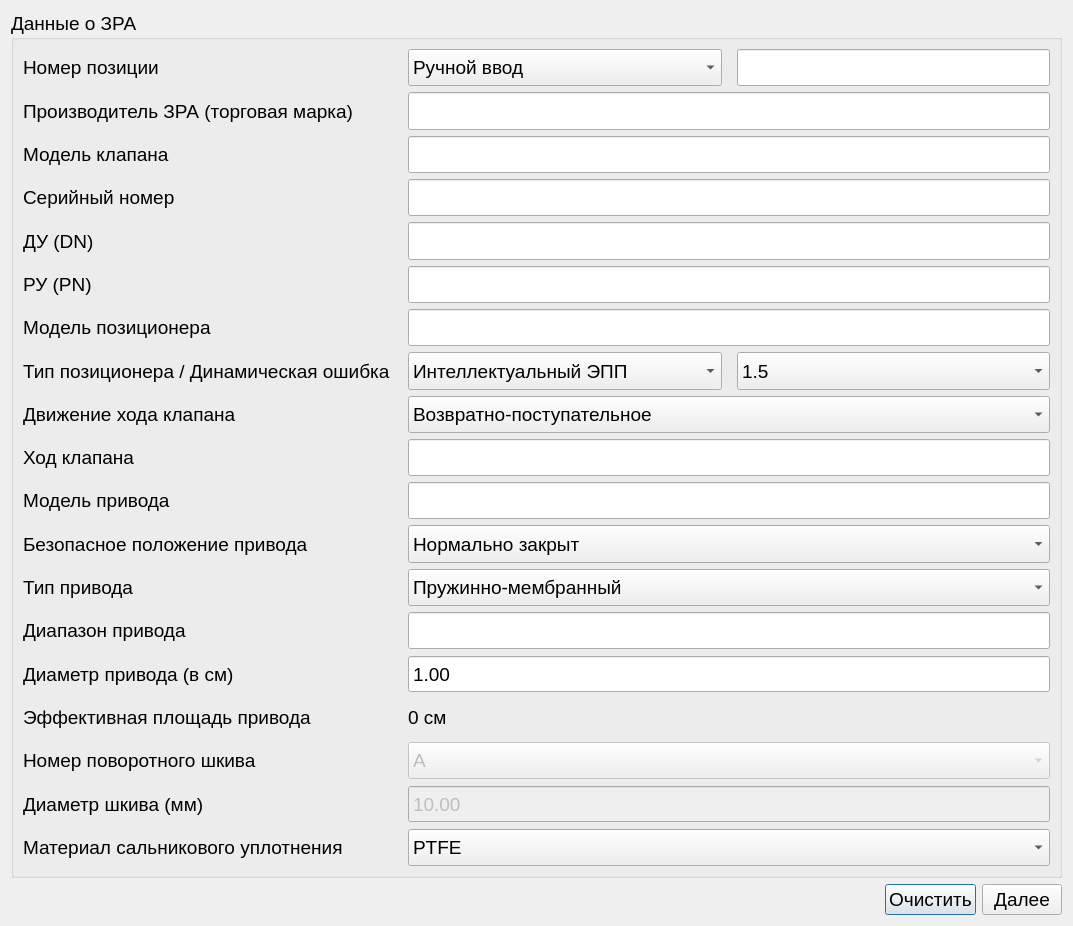
Before: the Qt Designer form ValveWindow.ui in Rekvim/MpiSki, drawn with Qt 5.
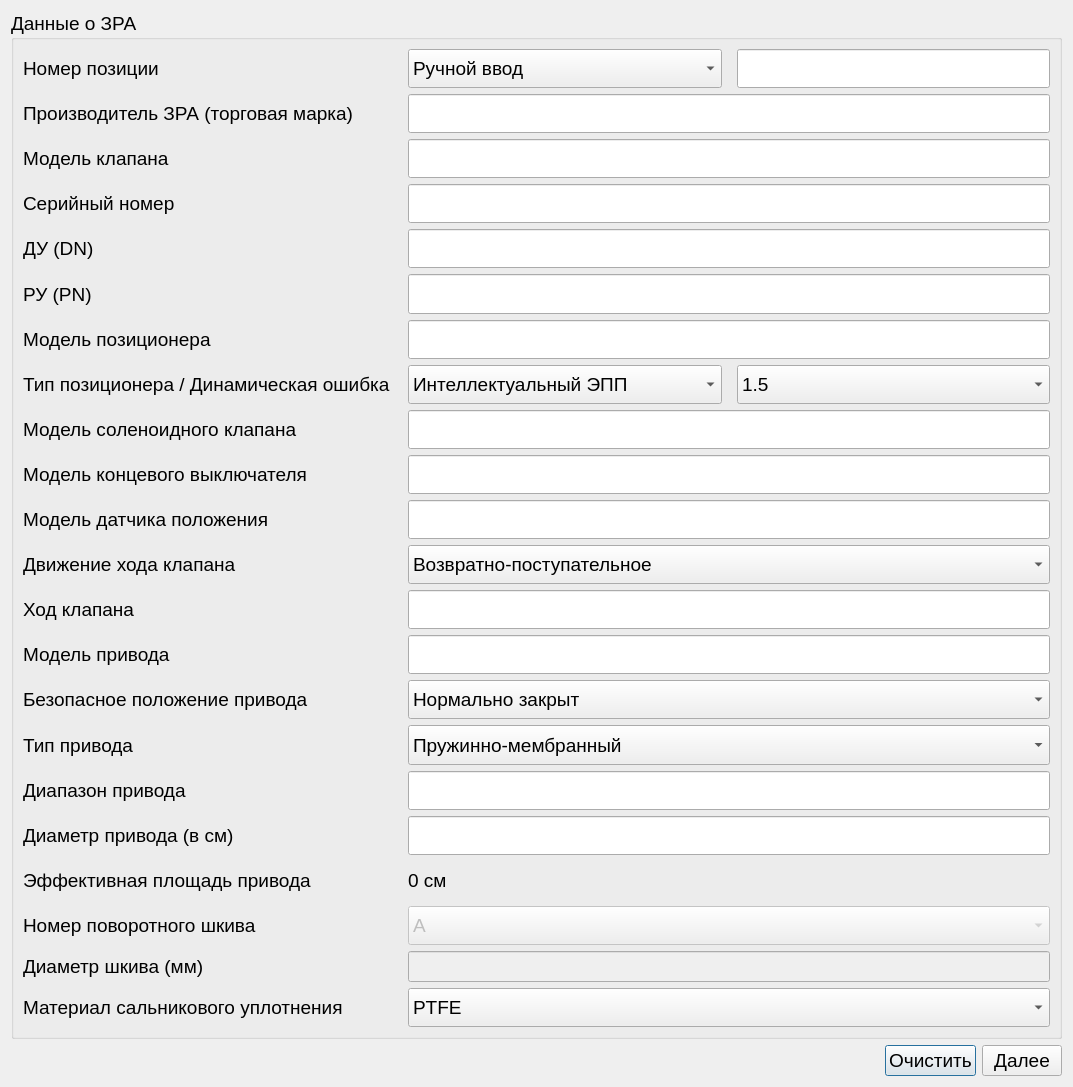
After: the same form once the commit is applied.

Diff of the .ui file:
```diff
--- a/ValveWindow.ui
+++ b/ValveWindow.ui
@@ -7,7 +7,7 @@
     <x>0</x>
     <y>0</y>
     <width>1073</width>
-    <height>926</height>
+    <height>1087</height>
    </rect>
   </property>
   <property name="sizePolicy">
@@ -567,6 +567,186 @@
         </item>
        </layout>
       </item>
+      <item>
+       <layout class="QHBoxLayout" name="horizontalLayout_solenoidValveModel">
+        <property name="spacing">
+         <number>15</number>
+        </property>
+        <item>
+         <widget class="QLabel" name="label_solenoidValveModel">
+          <property name="sizePolicy">
+           <sizepolicy hsizetype="Expanding" vsizetype="Preferred">
+            <horstretch>0</horstretch>
+            <verstretch>0</verstretch>
+           </sizepolicy>
+          </property>
+          <property name="minimumSize">
+           <size>
+            <width>370</width>
+            <height>0</height>
+           </size>
+          </property>
+          <property name="maximumSize">
+           <size>
+            <width>340</width>
+            <height>16777215</height>
+           </size>
+          </property>
+          <property name="font">
+           <font>
+            <family>Segoe UI</family>
+            <pointsize>14</pointsize>
+           </font>
+          </property>
+          <property name="text">
+           <string>Модель соленоидного клапана</string>
+          </property>
+         </widget>
+        </item>
+        <item>
+         <widget class="QLineEdit" name="lineEdit_solenoidValveModel">
+          <property name="sizePolicy">
+           <sizepolicy hsizetype="Preferred" vsizetype="Preferred">
+            <horstretch>0</horstretch>
+            <verstretch>0</verstretch>
+           </sizepolicy>
+          </property>
+          <property name="minimumSize">
+           <size>
+            <width>0</width>
+            <height>0</height>
+           </size>
+          </property>
+          <property name="font">
+           <font>
+            <family>Segoe UI</family>
+            <pointsize>14</pointsize>
+           </font>
+          </property>
+         </widget>
+        </item>
+       </layout>
+      </item>
+      <item>
+       <layout class="QHBoxLayout" name="horizontalLayout_limitSwitchModel">
+        <property name="spacing">
+         <number>15</number>
+        </property>
+        <item>
+         <widget class="QLabel" name="label_limitSwitchModel">
+          <property name="sizePolicy">
+           <sizepolicy hsizetype="Expanding" vsizetype="Preferred">
+            <horstretch>0</horstretch>
+            <verstretch>0</verstretch>
+           </sizepolicy>
+          </property>
+          <property name="minimumSize">
+           <size>
+            <width>370</width>
+            <height>0</height>
+           </size>
+          </property>
+          <property name="maximumSize">
+           <size>
+            <width>340</width>
+            <height>16777215</height>
+           </size>
+          </property>
+          <property name="font">
+           <font>
+            <family>Segoe UI</family>
+            <pointsize>14</pointsize>
+           </font>
+          </property>
+          <property name="text">
+           <string>Модель концевого выключателя</string>
+          </property>
+         </widget>
+        </item>
+        <item>
+         <widget class="QLineEdit" name="lineEdit_limitSwitchModel">
+          <property name="sizePolicy">
+           <sizepolicy hsizetype="Preferred" vsizetype="Preferred">
+            <horstretch>0</horstretch>
+            <verstretch>0</verstretch>
+           </sizepolicy>
+          </property>
+          <property name="minimumSize">
+           <size>
+            <width>0</width>
+            <height>0</height>
+           </size>
+          </property>
+          <property name="font">
+           <font>
+            <family>Segoe UI</family>
+            <pointsize>14</pointsize>
+           </font>
+          </property>
+         </widget>
+        </item>
+       </layout>
+      </item>
+      <item>
+       <layout class="QHBoxLayout" name="horizontalLayout_positionSensorModel">
+        <property name="spacing">
+         <number>15</number>
+        </property>
+        <item>
+         <widget class="QLabel" name="label_positionSensorModel">
+          <property name="sizePolicy">
+           <sizepolicy hsizetype="Expanding" vsizetype="Preferred">
+            <horstretch>0</horstretch>
+            <verstretch>0</verstretch>
+           </sizepolicy>
+          </property>
+          <property name="minimumSize">
+           <size>
+            <width>370</width>
+            <height>0</height>
+           </size>
+          </property>
+          <property name="maximumSize">
+           <size>
+            <width>340</width>
+            <height>16777215</height>
+           </size>
+          </property>
+          <property name="font">
+           <font>
+            <family>Segoe UI</family>
+            <pointsize>14</pointsize>
+           </font>
+          </property>
+          <property name="text">
+           <string>Модель датчика положения</string>
+          </property>
+         </widget>
+        </item>
+        <item>
+         <widget class="QLineEdit" name="lineEdit_positionSensorModel">
+          <property name="sizePolicy">
+           <sizepolicy hsizetype="Preferred" vsizetype="Preferred">
+            <horstretch>0</horstretch>
+            <verstretch>0</verstretch>
+           </sizepolicy>
+          </property>
+          <property name="minimumSize">
+           <size>
+            <width>0</width>
+            <height>0</height>
+           </size>
+          </property>
+          <property name="font">
+           <font>
+            <family>Segoe UI</family>
+            <pointsize>14</pointsize>
+           </font>
+          </property>
+         </widget>
+        </item>
+       </layout>
+      </item>
       <item>
        <layout class="QHBoxLayout" name="horizontalLayout_strokeMovement">
         <property name="spacing">
@@ -994,34 +1174,13 @@
          </widget>
         </item>
         <item>
-         <widget class="QDoubleSpinBox" name="doubleSpinBox_driveDiameter">
+         <widget class="QLineEdit" name="lineEdit_driveDiameter">
           <property name="sizePolicy">
            <sizepolicy hsizetype="Preferred" vsizetype="Preferred">
             <horstretch>0</horstretch>
             <verstretch>0</verstretch>
            </sizepolicy>
           </property>
-          <property name="minimumSize">
-           <size>
-            <width>0</width>
-            <height>0</height>
-           </size>
-          </property>
-          <property name="font">
-           <font>
-            <family>Segoe UI</family>
-            <pointsize>14</pointsize>
-           </font>
-          </property>
-          <property name="buttonSymbols">
-           <enum>QAbstractSpinBox::ButtonSymbols::NoButtons</enum>
-          </property>
-          <property name="minimum">
-           <double>1.000000000000000</double>
-          </property>
-          <property name="maximum">
-           <double>100.000000000000000</double>
-          </property>
          </widget>
         </item>
        </layout>
@@ -1214,40 +1373,10 @@
          </widget>
         </item>
         <item>
-         <widget class="QDoubleSpinBox" name="doubleSpinBox_diameterPulley">
+         <widget class="QLineEdit" name="lineEdit_diameterPulley">
           <property name="enabled">
            <bool>false</bool>
           </property>
-          <property name="sizePolicy">
-           <sizepolicy hsizetype="Preferred" vsizetype="Preferred">
-            <horstretch>0</horstretch>
-            <verstretch>0</verstretch>
-           </sizepolicy>
-          </property>
-          <property name="minimumSize">
-           <size>
-            <width>0</width>
-            <height>0</height>
-           </size>
-          </property>
-          <property name="font">
-           <font>
-            <family>Segoe UI</family>
-            <pointsize>14</pointsize>
-           </font>
-          </property>
-          <property name="buttonSymbols">
-           <enum>QAbstractSpinBox::ButtonSymbols::NoButtons</enum>
-          </property>
-          <property name="minimum">
-           <double>0.000000000000000</double>
-          </property>
-          <property name="maximum">
-           <double>200.000000000000000</double>
-          </property>
-          <property name="value">
-           <double>10.000000000000000</double>
-          </property>
          </widget>
         </item>
        </layout>
```
Left out of the diff: 6 changed lines with no effect on the pictures.
